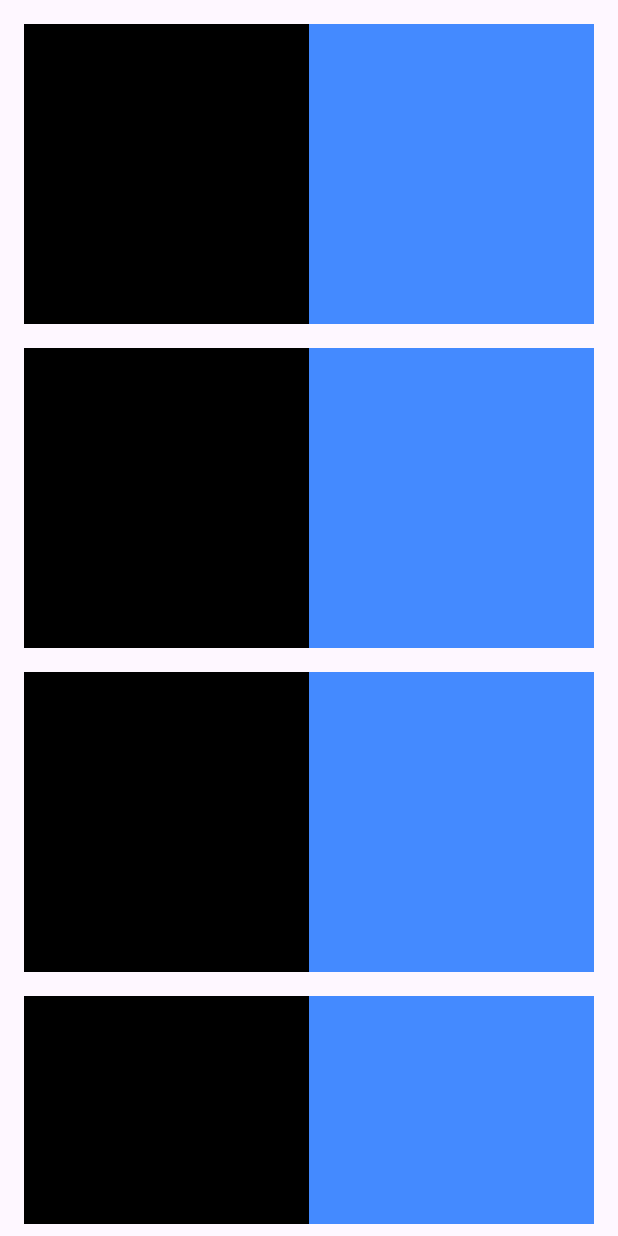
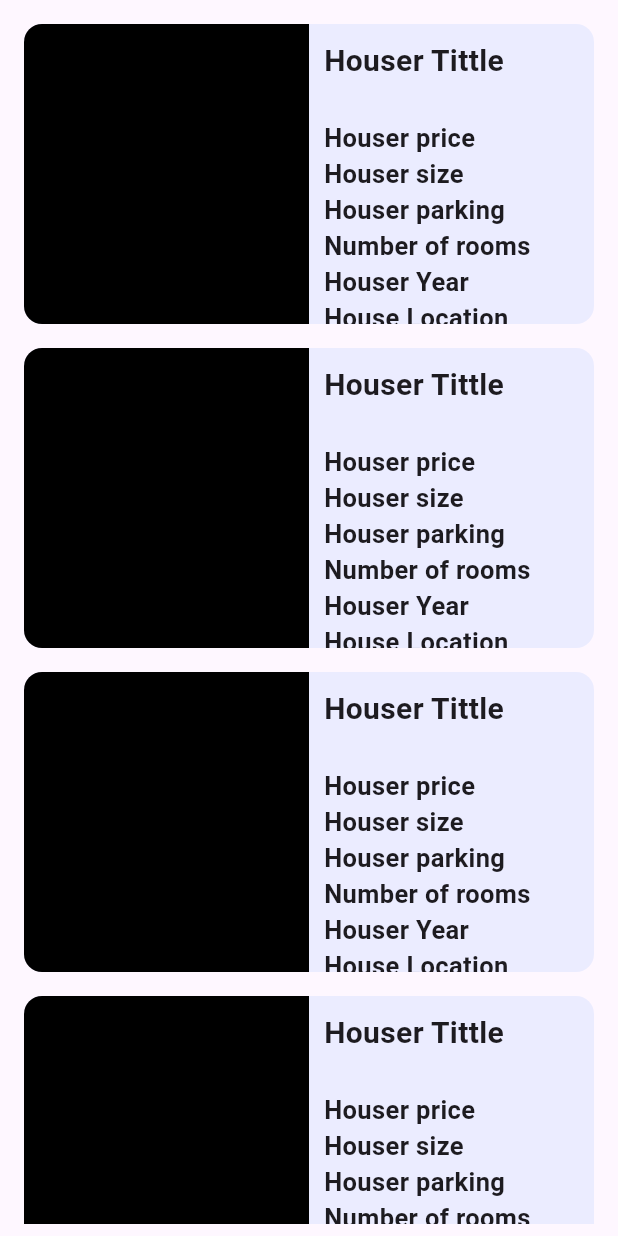
Before and after one commit to sandei-travolta/house_predictor_ui, a Flutter app: the HousesListPage screen opened directly, on a phone screen of 412 x 824 dp. Run offline on Flutter 3.47's test engine with Material 3 defaults, Android fonts, the phone set to English and light mode, and no system bars; our stand-ins replace cloud_firestore, firebase_auth, get; accounts and stored records are empty.

```diff
--- a/lib/Src/Screens/HousesList/index.dart
+++ b/lib/Src/Screens/HousesList/index.dart
@@ -13,9 +13,11 @@ class HousesListPage extends StatelessWidget {
               itemBuilder:(context,index){
             return Padding(
               padding: const EdgeInsets.all(8.0),
+              child: ClipRRect(
+                borderRadius: BorderRadius.circular(12),
                 child: Container(
+                  color: Colors.blueAccent.withOpacity(0.1),
                   height: 200,
-                color: Colors.yellow,
                   child: Row(
                     children: [
                       Expanded(
@@ -26,9 +28,50 @@ class HousesListPage extends StatelessWidget {
                       Expanded(
                           flex: 1,
                           child: Container(
-                      color: Colors.blueAccent,
+                            padding: EdgeInsets.all(10),
+                            child: Column(
+                              mainAxisAlignment: MainAxisAlignment.start,
+                              crossAxisAlignment: CrossAxisAlignment.start,
+                              children: [
+                                Text("Houser Tittle",style: TextStyle(
+                                  fontSize: 20,
+                                  fontWeight: FontWeight.w700
+                                ),
+                                ),
+                                const SizedBox(height: 25,),
+                                Text("Houser price",style: TextStyle(
+                                    fontSize: 17,
+                                    fontWeight: FontWeight.w600
+                                ),
+                                ),
+                                Text("Houser size",style: TextStyle(
+                                    fontSize: 17,
+                                    fontWeight: FontWeight.w600
+                                ),
+                                ),
+                                Text("Houser parking",style: TextStyle(
+                                    fontSize: 17,
+                                    fontWeight: FontWeight.w600
+                                ),
+                                ),
+                                Text("Number of rooms",style: TextStyle(
+                                    fontSize: 17,
+                                    fontWeight: FontWeight.w600
+                                ),
+                                ),
+                                Text("Houser Year",style: TextStyle(
+                                    fontSize: 17,
+                                    fontWeight: FontWeight.w600
+                                ),),
+                                Text("House Location",style: TextStyle(
+                                    fontSize: 17,
+                                    fontWeight: FontWeight.w600
+                                ),)
+                              ],
+                            ),
                       ))
                     ],
+                  ),
                 ),
               ),
             );
```
Lines whose indentation alone changed are shown as unchanged.
